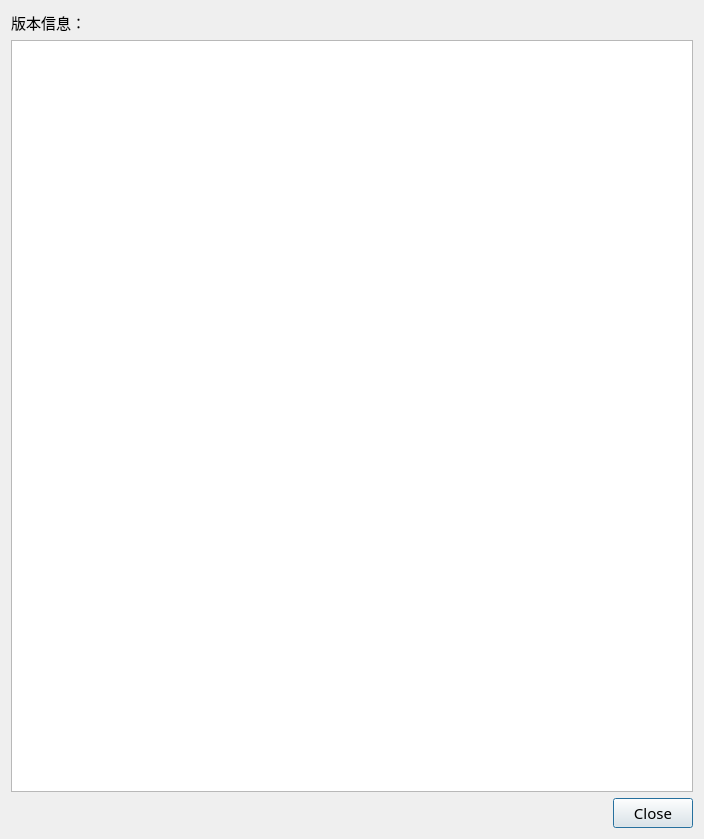
The window that src/ui_dialogchangelog.ui (Majjcom/BiliDownloader) describes before a commit, drawn with Qt 5.
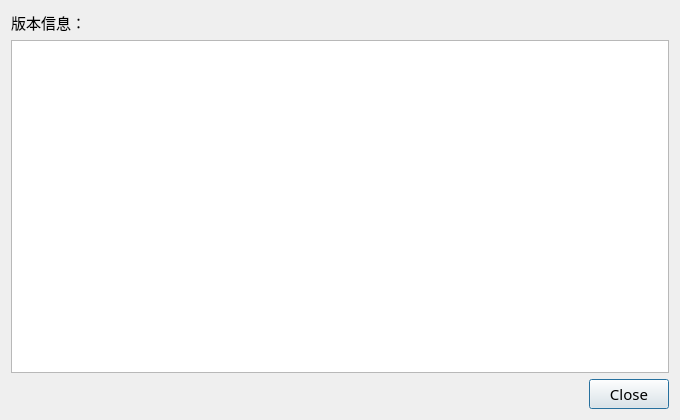
The same window after the commit.

```diff
--- a/src/ui_dialogchangelog.ui
+++ b/src/ui_dialogchangelog.ui
@@ -6,8 +6,8 @@
    <rect>
     <x>0</x>
     <y>0</y>
-    <width>704</width>
-    <height>839</height>
+    <width>680</width>
+    <height>420</height>
    </rect>
   </property>
   <property name="font">
```
